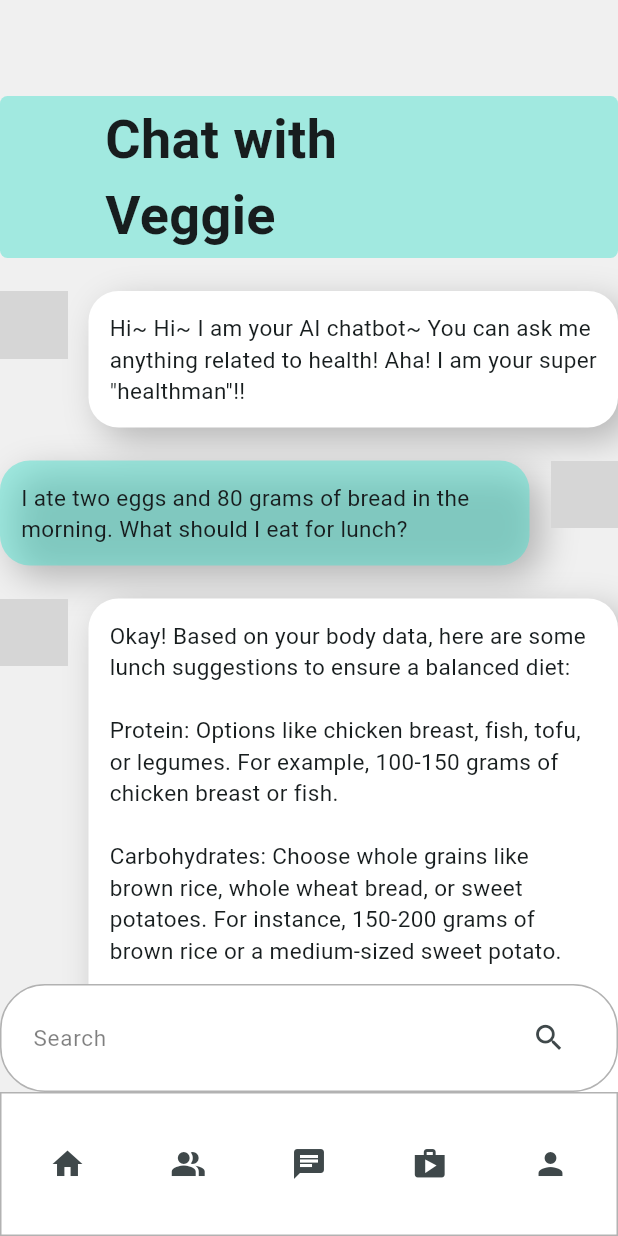
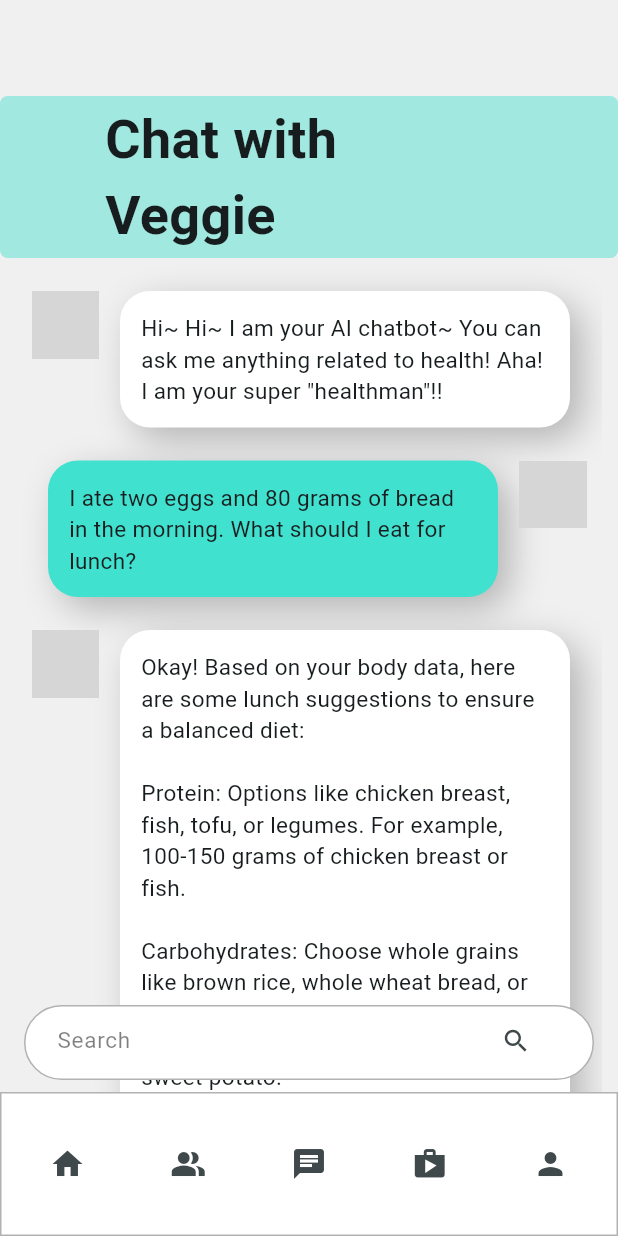
Before and after one commit to EHChan52/fyp_project, a Flutter app: the HomeScreen screen opened directly, after a tap on the "chat" icon, on a phone screen of 412 x 824 dp. Run offline on Flutter 3.47's test engine with Material 3 defaults, Android fonts, the phone set to English and light mode, and no system bars; network calls fail; grey boxes are pictures that could not be loaded.

Commit message:
adjust the width of homepage card, the width & postion of searchbar, and  chatbox position

```diff
--- a/lib/chatbot_page.dart
+++ b/lib/chatbot_page.dart
@@ -1,9 +1,7 @@
 import 'package:flutter/material.dart';
 
 import '../widgets/search_bar.dart';
-
 import 'data/chat_message.dart';
-
 import 'widgets/navigation_bar.dart';
 
 class ChatScreen extends StatelessWidget {
@@ -13,7 +11,7 @@ class ChatScreen extends StatelessWidget {
   Widget build(BuildContext context) {
     return Scaffold(
       backgroundColor: const Color(0xFFF0F0F0),
-       body: SafeArea(
+      body: SafeArea(
         child: Stack(
           children: [
             Column(
@@ -34,8 +32,13 @@ class ChatScreen extends StatelessWidget {
                     semanticsLabel: 'Chat with Veggie Title',
                   ),
                 ),
-                const Expanded(
-                  child: ChatMessages(),
+                Expanded(
+                  child: Center(
+                    child: Container(
+                      width: 390,
+                      child: const ChatMessages(),
+                    ),
+                  ),
                 ),
               ],
             ),
@@ -45,7 +48,15 @@ class ChatScreen extends StatelessWidget {
               right: 0,
               child: Column(
                 children: [
-                  SearchBar1(),
+                  Padding(
+                    padding: EdgeInsets.symmetric(horizontal: 10),
+                    child: SizedBox(
+                      width: 380,
+                      height: 50,
+                      child: SearchBar1(),
+                    ),
+                  ),
+                  SizedBox(height: 8),
                   CustomNavigationBar(),
                 ],
               ),
--- a/lib/data/chat_message.dart
+++ b/lib/data/chat_message.dart
@@ -7,6 +7,7 @@ class ChatMessages extends StatelessWidget {
   Widget build(BuildContext context) {
     return Expanded(
       child: ListView(
+        padding: const EdgeInsets.symmetric(horizontal: 10), // Add padding to the ListView
         children: const [
           _BotMessage(
             message: "Hi~ Hi~ I am your AI chatbot~ You can ask me anything related to health! Aha! I am your super \"healthman\"!!",
@@ -54,7 +55,8 @@ class _BotMessage extends StatelessWidget {
             semanticLabel: 'Bot avatar',
           ),
           const SizedBox(width: 14),
-          Expanded(
+          SizedBox(
+            width: 300, // Set the desired width here
             child: Container(
               padding: const EdgeInsets.all(14),
               decoration: BoxDecoration(
@@ -97,11 +99,12 @@ class _UserMessage extends StatelessWidget {
         mainAxisAlignment: MainAxisAlignment.end,
         crossAxisAlignment: CrossAxisAlignment.start,
         children: [
-          Expanded(
+          SizedBox(
+            width: 300, // Set the desired width here
             child: Container(
               padding: const EdgeInsets.all(14),
               decoration: BoxDecoration(
-                color: const Color(0x7340E1CD),
+                color: const Color(0xFF40E1CE),
                 borderRadius: BorderRadius.circular(20),
                 boxShadow: [
                   BoxShadow(
--- a/lib/user_home_page.dart
+++ b/lib/user_home_page.dart
@@ -16,9 +16,7 @@ class HomeScreen extends StatelessWidget {
             child: SingleChildScrollView(
               child: Container(
                 constraints: const BoxConstraints(maxWidth: 480),
-                decoration: BoxDecoration(
-                  border: Border.all(color: Colors.black),
-                ),
+
                 child: Column(
                   children: [
                     const ProfileHeader(
@@ -45,21 +43,25 @@ class HomeScreen extends StatelessWidget {
                     const RecipeCard(
                       imageUrl: 'https://cdn.builder.io/api/v1/image/assets/TEMP/5778605b664a16c7403c6a1542af27e14482787effd0102dc416f1f70f0baef9?placeholderIfAbsent=true&apiKey=87d0bb48475c40afad0cba455048b9fc',
                       description: 'Get recipes suitable for any cooking skill level.',
+                      width: 380,
                     ),
                     const SizedBox(height: 20),
                     const RecipeCard(
                       imageUrl: 'https://cdn.builder.io/api/v1/image/assets/TEMP/e6e9ecb8fd46a4ead571397686e01a45d2523ad080ca54222bf477f70b37acca?placeholderIfAbsent=true&apiKey=87d0bb48475c40afad0cba455048b9fc',
                       description: 'Find your Dinner Match Here',
+                      width: 380,
                     ),
                     const SizedBox(height: 20),
                     const RecipeCard(
                       imageUrl: 'https://cdn.builder.io/api/v1/image/assets/TEMP/4d88bf9c6abc58123e9e345ddfab2144f4d748877bebd247226c82d63151495b?placeholderIfAbsent=true&apiKey=87d0bb48475c40afad0cba455048b9fc',
                       description: 'Shopping Time',
+                      width: 380,
                     ),
                     const SizedBox(height: 20), // Add some space at the bottom
                     const RecipeCard(
                       imageUrl: 'https://cdn.builder.io/api/v1/image/assets/TEMP/4d88bf9c6abc58123e9e345ddfab2144f4d748877bebd247226c82d63151495b?placeholderIfAbsent=true&apiKey=87d0bb48475c40afad0cba455048b9fc',
                       description: 'Shopping Time',
+                      width: 380,
                     ),
                     const SizedBox(height: 20), // Add some space at the bottom
                   ],
--- a/lib/widgets/recipe_card.dart
+++ b/lib/widgets/recipe_card.dart
@@ -1,14 +1,15 @@
 import 'package:flutter/material.dart';
-
 
 class RecipeCard extends StatelessWidget {
   final String imageUrl;
   final String description;
+  final double width;
 
   const RecipeCard({
     super.key,
     required this.imageUrl,
     required this.description,
+    this.width = double.infinity, // Default width is set to double.infinity
   });
 
   @override
@@ -16,6 +17,7 @@ class RecipeCard extends StatelessWidget {
     return Semantics(
       label: 'Recipe suggestion card: $description',
       child: Container(
+        width: width, // Set the width of the card
         decoration: BoxDecoration(
           color: Colors.white,
           borderRadius: BorderRadius.circular(20),
--- a/lib/widgets/search_bar.dart
+++ b/lib/widgets/search_bar.dart
@@ -9,7 +9,7 @@ class SearchBar1 extends StatelessWidget {
     return Container(
       decoration: BoxDecoration(
         color: Colors.white,
-        borderRadius: BorderRadius.circular(30),
+        borderRadius: BorderRadius.circular(50),
         border: Border.all(color: Colors.black.withOpacity(0.3)),
       ),
       padding: const EdgeInsets.symmetric(horizontal: 21, vertical: 11),
@@ -27,11 +27,17 @@ class SearchBar1 extends StatelessWidget {
               ),
             ),
           ),
-            IconButton(
+          Container(
+
+            padding: const EdgeInsets.only(right: 5),
+            child: SizedBox(
+              width: 50,
+              height: 60,
+              child: IconButton(
                 icon: const Icon(Icons.search),
-            iconSize: 23,
+                iconSize: 20,
+                padding: const EdgeInsets.only(bottom:2),
                 onPressed: () {
-              // Add your search action here
                   Navigator.push(
                     context,
                     MaterialPageRoute(builder: (context) => const DinnerEventScreen()),
@@ -39,6 +45,8 @@ class SearchBar1 extends StatelessWidget {
                 },
                 tooltip: 'Search',
               ),
+            ),
+          ),
         ],
       ),
     );
```
Lines whose indentation alone changed are shown as unchanged.
